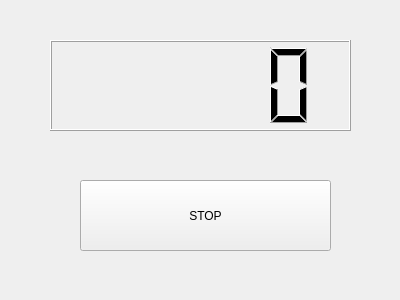
The window that ejemplo_counter/counterDlg.ui (AlbertoQP/Robotica) describes before a commit, drawn with Qt 5.
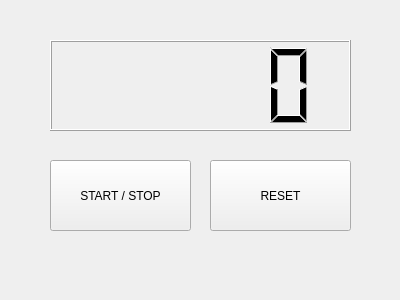
The same window after the commit.

Patch:
```diff
--- a/ejemplo_counter/counterDlg.ui
+++ b/ejemplo_counter/counterDlg.ui
@@ -16,14 +16,14 @@
   <widget class="QPushButton" name="button">
    <property name="geometry">
     <rect>
-     <x>80</x>
-     <y>180</y>
-     <width>251</width>
+     <x>50</x>
+     <y>160</y>
+     <width>141</width>
      <height>71</height>
     </rect>
    </property>
    <property name="text">
-    <string>STOP</string>
+    <string>START / STOP</string>
    </property>
   </widget>
   <widget class="QLCDNumber" name="lcdNumber">
@@ -36,6 +36,19 @@
     </rect>
    </property>
   </widget>
+  <widget class="QPushButton" name="button_2">
+   <property name="geometry">
+    <rect>
+     <x>210</x>
+     <y>160</y>
+     <width>141</width>
+     <height>71</height>
+    </rect>
+   </property>
+   <property name="text">
+    <string>RESET</string>
+   </property>
+  </widget>
  </widget>
  <resources/>
  <connections/>
```
